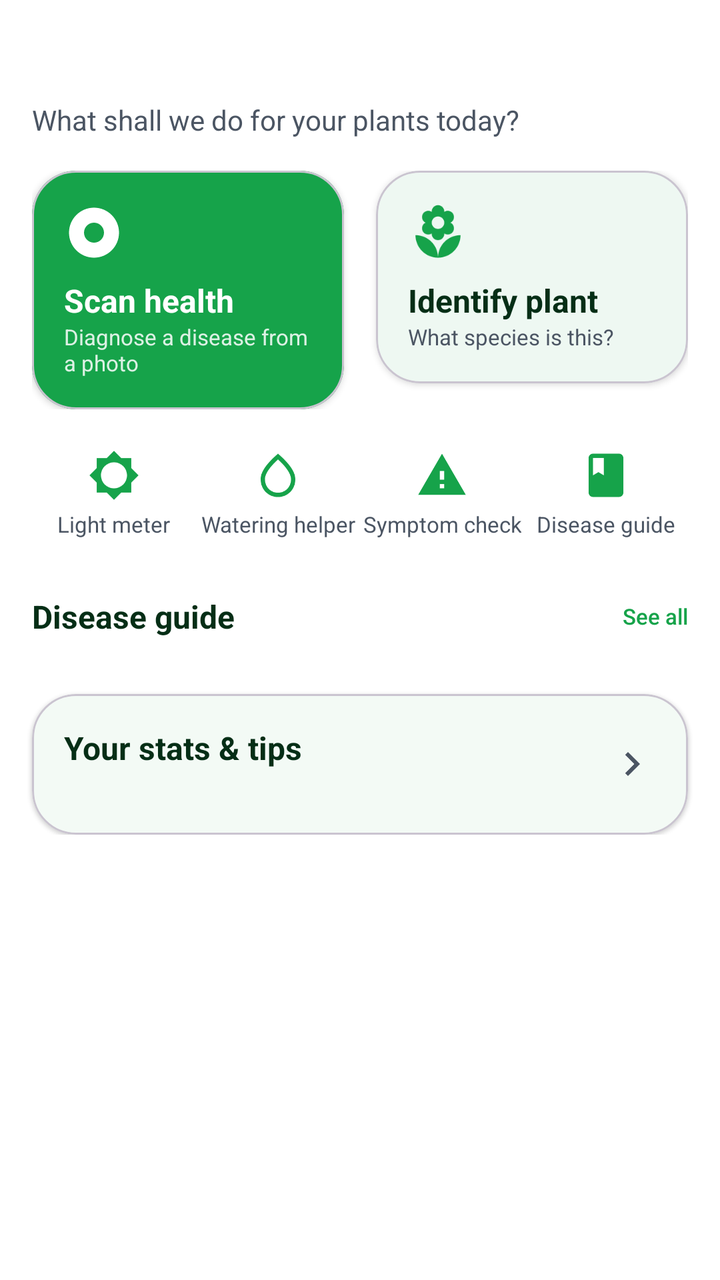
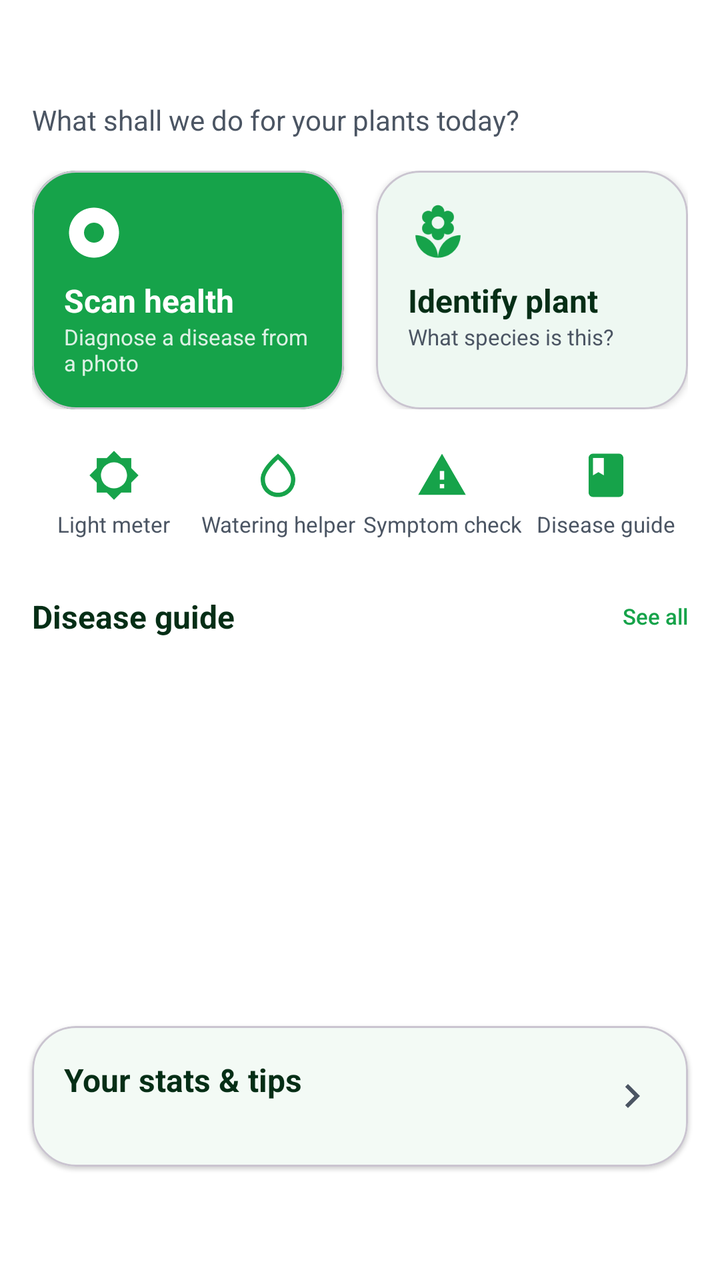

Compare the two renders of this Android layout. The source of the first and the diff that turns it into the second are given below.
<!-- AndroidManifest.xml: application theme Theme.PlantDiseases -->
<!-- res/layout/fragment_home.xml -->
<?xml version="1.0" encoding="utf-8"?>
<androidx.core.widget.NestedScrollView xmlns:android="http://schemas.android.com/apk/res/android"
    xmlns:app="http://schemas.android.com/apk/res-auto"
    android:layout_width="match_parent"
    android:layout_height="match_parent"
    android:background="@color/background"
    android:clipToPadding="false">

    <LinearLayout
        android:layout_width="match_parent"
        android:layout_height="wrap_content"
        android:orientation="vertical"
        android:paddingTop="@dimen/space_lg"
        android:paddingBottom="@dimen/space_3xl">

        
        <TextView
            android:id="@+id/tv_greeting"
            android:layout_width="match_parent"
            android:layout_height="wrap_content"
            android:paddingHorizontal="@dimen/space_lg"
            android:fontFamily="sans-serif-medium"
            android:textColor="@color/on_surface"
            android:textSize="@dimen/text_headline" />

        <TextView
            android:id="@+id/tv_greeting_sub"
            android:layout_width="match_parent"
            android:layout_height="wrap_content"
            android:layout_marginTop="2dp"
            android:paddingHorizontal="@dimen/space_lg"
            android:text="@string/home_subtitle"
            android:textColor="@color/on_surface_secondary"
            android:textSize="@dimen/text_body" />

        
        <LinearLayout
            android:layout_width="match_parent"
            android:layout_height="wrap_content"
            android:layout_marginTop="@dimen/space_lg"
            android:orientation="horizontal"
            android:paddingHorizontal="@dimen/space_lg">

            <com.google.android.material.card.MaterialCardView
                android:id="@+id/card_scan"
                android:layout_width="0dp"
                android:layout_height="wrap_content"
                android:layout_weight="1"
                android:layout_marginEnd="@dimen/space_sm"
                android:clickable="true"
                android:focusable="true"
                app:cardBackgroundColor="@color/primary"
                app:cardCornerRadius="@dimen/radius_lg"
                app:cardElevation="2dp">

                <LinearLayout
                    android:layout_width="match_parent"
                    android:layout_height="wrap_content"
                    android:orientation="vertical"
                    android:padding="@dimen/space_lg">

                    <ImageView
                        android:layout_width="30dp"
                        android:layout_height="30dp"
                        android:src="@drawable/ic_scan"
                        app:tint="@android:color/white"
                        android:contentDescription="@string/home_scan_title" />

                    <TextView
                        android:layout_width="match_parent"
                        android:layout_height="wrap_content"
                        android:layout_marginTop="@dimen/space_sm"
                        android:text="@string/home_scan_title"
                        android:textColor="@android:color/white"
                        android:textStyle="bold"
                        android:textSize="@dimen/text_title_sm" />

                    <TextView
                        android:layout_width="match_parent"
                        android:layout_height="wrap_content"
                        android:text="@string/home_scan_sub"
                        android:textColor="#D9FFFFFF"
                        android:textSize="@dimen/text_caption" />
                </LinearLayout>
            </com.google.android.material.card.MaterialCardView>

            <com.google.android.material.card.MaterialCardView
                android:id="@+id/card_identify"
                android:layout_width="0dp"
                android:layout_height="wrap_content"
                android:layout_weight="1"
                android:layout_marginStart="@dimen/space_sm"
                android:clickable="true"
                android:focusable="true"
                app:cardBackgroundColor="@color/surface"
                app:cardCornerRadius="@dimen/radius_lg"
                app:cardElevation="2dp">

                <LinearLayout
                    android:layout_width="match_parent"
                    android:layout_height="wrap_content"
                    android:orientation="vertical"
                    android:padding="@dimen/space_lg">

                    <ImageView
                        android:layout_width="30dp"
                        android:layout_height="30dp"
                        android:src="@drawable/ic_plant_placeholder"
                        app:tint="@color/primary"
                        android:contentDescription="@string/home_identify_title" />

                    <TextView
                        android:layout_width="match_parent"
                        android:layout_height="wrap_content"
                        android:layout_marginTop="@dimen/space_sm"
                        android:text="@string/home_identify_title"
                        android:textColor="@color/on_surface"
                        android:textStyle="bold"
                        android:textSize="@dimen/text_title_sm" />

                    <TextView
                        android:layout_width="match_parent"
                        android:layout_height="wrap_content"
                        android:text="@string/home_identify_sub"
                        android:textColor="@color/on_surface_secondary"
                        android:textSize="@dimen/text_caption" />
                </LinearLayout>
            </com.google.android.material.card.MaterialCardView>
        </LinearLayout>

        
        <LinearLayout
            android:layout_width="match_parent"
            android:layout_height="wrap_content"
            android:layout_marginTop="@dimen/space_md"
            android:orientation="horizontal"
            android:paddingHorizontal="@dimen/space_lg">

            <LinearLayout
                android:id="@+id/tile_light"
                style="@style/HomeToolTile">

                <ImageView style="@style/HomeToolTileIcon" android:src="@drawable/ic_light" />

                <TextView style="@style/HomeToolTileLabel" android:text="@string/home_tool_light" />
            </LinearLayout>

            <LinearLayout
                android:id="@+id/tile_water"
                style="@style/HomeToolTile">

                <ImageView style="@style/HomeToolTileIcon" android:src="@drawable/ic_watering" />

                <TextView style="@style/HomeToolTileLabel" android:text="@string/home_tool_water" />
            </LinearLayout>

            <LinearLayout
                android:id="@+id/tile_symptom"
                style="@style/HomeToolTile">

                <ImageView style="@style/HomeToolTileIcon" android:src="@drawable/ic_disease" />

                <TextView style="@style/HomeToolTileLabel" android:text="@string/home_tool_symptom" />
            </LinearLayout>

            <LinearLayout
                android:id="@+id/tile_guide"
                style="@style/HomeToolTile">

                <ImageView style="@style/HomeToolTileIcon" android:src="@drawable/ic_guide" />

                <TextView style="@style/HomeToolTileLabel" android:text="@string/home_tool_guide" />
            </LinearLayout>
        </LinearLayout>

        
        <LinearLayout
            android:id="@+id/section_species"
            android:layout_width="match_parent"
            android:layout_height="wrap_content"
            android:layout_marginTop="@dimen/space_xl"
            android:orientation="vertical"
            android:visibility="gone">

            <LinearLayout
                android:layout_width="match_parent"
                android:layout_height="wrap_content"
                android:gravity="center_vertical"
                android:orientation="horizontal"
                android:paddingHorizontal="@dimen/space_lg">

                <TextView
                    android:layout_width="0dp"
                    android:layout_height="wrap_content"
                    android:layout_weight="1"
                    android:text="@string/home_trending"
                    android:textColor="@color/on_surface"
                    android:textSize="@dimen/text_title_sm"
                    android:textStyle="bold" />

                <TextView
                    android:id="@+id/tv_trending_scope"
                    android:layout_width="wrap_content"
                    android:layout_height="wrap_content"
                    android:textColor="@color/on_surface_secondary"
                    android:textSize="@dimen/text_caption" />
            </LinearLayout>

            <androidx.recyclerview.widget.RecyclerView
                android:id="@+id/rv_species"
                android:layout_width="match_parent"
                android:layout_height="wrap_content"
                android:layout_marginTop="@dimen/space_sm"
                android:clipToPadding="false"
                android:orientation="horizontal"
                android:paddingHorizontal="@dimen/space_lg" />
        </LinearLayout>

        
        <LinearLayout
            android:id="@+id/section_popular"
            android:layout_width="match_parent"
            android:layout_height="wrap_content"
            android:layout_marginTop="@dimen/space_xl"
            android:orientation="vertical"
            android:visibility="gone">

            <TextView
                android:layout_width="match_parent"
                android:layout_height="wrap_content"
                android:paddingHorizontal="@dimen/space_lg"
                android:text="@string/home_popular_diseases"
                android:textColor="@color/on_surface"
                android:textSize="@dimen/text_title_sm"
                android:textStyle="bold" />

            <androidx.recyclerview.widget.RecyclerView
                android:id="@+id/rv_popular"
                android:layout_width="match_parent"
                android:layout_height="wrap_content"
                android:layout_marginTop="@dimen/space_sm"
                android:clipToPadding="false"
                android:orientation="horizontal"
                android:paddingHorizontal="@dimen/space_lg" />
        </LinearLayout>

        
        <LinearLayout
            android:layout_width="match_parent"
            android:layout_height="wrap_content"
            android:layout_marginTop="@dimen/space_xl"
            android:orientation="vertical">

            <LinearLayout
                android:layout_width="match_parent"
                android:layout_height="wrap_content"
                android:gravity="center_vertical"
                android:orientation="horizontal"
                android:paddingHorizontal="@dimen/space_lg">

                <TextView
                    android:layout_width="0dp"
                    android:layout_height="wrap_content"
                    android:layout_weight="1"
                    android:text="@string/home_disease_guide"
                    android:textColor="@color/on_surface"
                    android:textSize="@dimen/text_title_sm"
                    android:textStyle="bold" />

                <TextView
                    android:id="@+id/tv_guide_all"
                    android:layout_width="wrap_content"
                    android:layout_height="wrap_content"
                    android:text="@string/home_see_all"
                    android:textColor="@color/primary"
                    android:textSize="@dimen/text_caption"
                    android:fontFamily="sans-serif-medium" />
            </LinearLayout>

            <androidx.recyclerview.widget.RecyclerView
                android:id="@+id/rv_guide"
                android:layout_width="match_parent"
                android:layout_height="wrap_content"
                android:layout_marginTop="@dimen/space_sm"
                android:clipToPadding="false"
                android:orientation="horizontal"
                android:paddingHorizontal="@dimen/space_lg" />
        </LinearLayout>

        
        <com.google.android.material.card.MaterialCardView
            android:id="@+id/card_stats"
            android:layout_width="match_parent"
            android:layout_height="wrap_content"
            android:layout_marginTop="@dimen/space_xl"
            android:layout_marginHorizontal="@dimen/space_lg"
            android:clickable="true"
            android:focusable="true"
            app:cardBackgroundColor="@color/surface"
            app:cardCornerRadius="@dimen/radius_lg"
            app:cardElevation="1dp">

            <LinearLayout
                android:layout_width="match_parent"
                android:layout_height="wrap_content"
                android:gravity="center_vertical"
                android:orientation="horizontal"
                android:padding="@dimen/space_lg">

                <LinearLayout
                    android:layout_width="0dp"
                    android:layout_height="wrap_content"
                    android:layout_weight="1"
                    android:orientation="vertical">

                    <TextView
                        android:layout_width="match_parent"
                        android:layout_height="wrap_content"
                        android:text="@string/home_stats_title"
                        android:textColor="@color/on_surface"
                        android:textSize="@dimen/text_title_sm"
                        android:textStyle="bold" />

                    <TextView
                        android:id="@+id/tv_stats_summary"
                        android:layout_width="match_parent"
                        android:layout_height="wrap_content"
                        android:layout_marginTop="2dp"
                        android:textColor="@color/on_surface_secondary"
                        android:textSize="@dimen/text_caption" />
                </LinearLayout>

                <ImageView
                    android:layout_width="24dp"
                    android:layout_height="24dp"
                    android:src="@drawable/ic_chevron_right"
                    app:tint="@color/on_surface_secondary"
                    android:contentDescription="@string/home_stats_title" />
            </LinearLayout>
        </com.google.android.material.card.MaterialCardView>

    </LinearLayout>
</androidx.core.widget.NestedScrollView>
<!-- resources referenced by this layout -->
<resources>
  <color name="background">#FFFFFF</color>
  <color name="on_surface">#052E16</color>
  <color name="on_surface_secondary">#4B5563</color>
  <color name="primary">#16A34A</color>
  <color name="surface">#FFFFFF</color>
  <dimen name="radius_lg">22dp</dimen>
  <dimen name="space_3xl">32dp</dimen>
  <dimen name="space_lg">16dp</dimen>
  <dimen name="space_md">12dp</dimen>
  <dimen name="space_sm">8dp</dimen>
  <dimen name="space_xl">20dp</dimen>
  <dimen name="text_body">14sp</dimen>
  <dimen name="text_caption">11sp</dimen>
  <dimen name="text_headline">24sp</dimen>
  <dimen name="text_title_sm">16sp</dimen>
  <!-- drawable ic_chevron_right (drawable) -->
  <vector xmlns:android="http://schemas.android.com/apk/res/android" android:width="24dp" android:height="24dp" android:viewportWidth="24" android:viewportHeight="24">
      <path android:fillColor="#000000" android:pathData="M10,6L8.59,7.41 13.17,12l-4.58,4.59L10,18l6,-6z"/>
  </vector>
  <!-- drawable ic_disease (drawable) -->
  <vector xmlns:android="http://schemas.android.com/apk/res/android" android:width="24dp" android:height="24dp" android:viewportWidth="24" android:viewportHeight="24">
      <path android:fillColor="#E53935" android:pathData="M1,21h22L12,2 1,21zM13,18h-2v-2h2v2zM13,14h-2v-4h2v4z"/>
  </vector>
  <!-- drawable ic_guide (drawable) -->
  <vector xmlns:android="http://schemas.android.com/apk/res/android" android:width="24dp" android:height="24dp" android:viewportWidth="24" android:viewportHeight="24">
      <path android:fillColor="#000000" android:pathData="M18,2H6c-1.1,0 -2,0.9 -2,2v16c0,1.1 0.9,2 2,2h12c1.1,0 2,-0.9 2,-2V4c0,-1.1 -0.9,-2 -2,-2zM6,4h5v8l-2.5,-1.5L6,12V4z"/>
  </vector>
  <!-- drawable ic_scan (drawable) -->
  <vector xmlns:android="http://schemas.android.com/apk/res/android" android:width="24dp" android:height="24dp" android:viewportWidth="24" android:viewportHeight="24">
      <path android:fillColor="#FFFFFF" android:pathData="M12,2C6.48,2 2,6.48 2,12s4.48,10 10,10 10,-4.48 10,-10S17.52,2 12,2zM12,16c-2.21,0 -4,-1.79 -4,-4s1.79,-4 4,-4 4,1.79 4,4 -1.79,4 -4,4z"/>
  </vector>
  <string name="home_disease_guide">Disease guide</string>
  <string name="home_identify_sub">What species is this?</string>
  <string name="home_identify_title">Identify plant</string>
  <string name="home_popular_diseases">Popular diseases</string>
  <string name="home_scan_sub">Diagnose a disease from a photo</string>
  <string name="home_scan_title">Scan health</string>
  <string name="home_see_all">See all</string>
  <string name="home_stats_title">Your stats &amp; tips</string>
  <string name="home_subtitle">What shall we do for your plants today?</string>
  <string name="home_tool_guide">Disease guide</string>
  <string name="home_tool_light">Light meter</string>
  <string name="home_tool_symptom">Symptom check</string>
  <string name="home_tool_water">Watering helper</string>
  <string name="home_trending">Trending nearby</string>
  <style name="HomeToolTileIcon">
          <item name="android:layout_width">26dp</item>
          <item name="android:layout_height">26dp</item>
          <item name="android:tint">@color/primary</item>
      </style>
  <color name="primary_dark">#15803D</color>
  <color name="on_primary">#FFFFFF</color>
  <color name="primary_light">#DCFCE7</color>
  <color name="secondary">#4ADE80</color>
  <color name="on_secondary">#052E16</color>
  <color name="surface_variant">#F0FDF4</color>
  <color name="surface_container_low">#F4FBF6</color>
  <color name="surface_container">#ECF7F0</color>
  <style name="ShapeAppearance.App.Button" parent="ShapeAppearance.Material3.Corner.Large">
          <item name="cornerSize">24dp</item>
      </style>
  <dimen name="space_2xl">24dp</dimen>
  <!-- unchanged entries left out for length: 9 -->
</resources>

<!-- the commit's change to res/layout/fragment_home.xml (unified diff, before → after) -->
@@ -4,7 +4,8 @@
     android:layout_width="match_parent"
     android:layout_height="match_parent"
     android:background="@color/background"
-    android:clipToPadding="false">
+    android:clipToPadding="false"
+    android:fillViewport="true">
 
     <LinearLayout
         android:layout_width="match_parent"
@@ -41,10 +42,11 @@
             android:orientation="horizontal"
             android:paddingHorizontal="@dimen/space_lg">
 
+            
             <com.google.android.material.card.MaterialCardView
                 android:id="@+id/card_scan"
                 android:layout_width="0dp"
-                android:layout_height="wrap_content"
+                android:layout_height="match_parent"
                 android:layout_weight="1"
                 android:layout_marginEnd="@dimen/space_sm"
                 android:clickable="true"
@@ -87,7 +89,7 @@
             <com.google.android.material.card.MaterialCardView
                 android:id="@+id/card_identify"
                 android:layout_width="0dp"
-                android:layout_height="wrap_content"
+                android:layout_height="match_parent"
                 android:layout_weight="1"
                 android:layout_marginStart="@dimen/space_sm"
                 android:clickable="true"
@@ -190,6 +192,7 @@
                 android:paddingHorizontal="@dimen/space_lg">
 
                 <TextView
+                    android:id="@+id/tv_species_title"
                     android:layout_width="0dp"
                     android:layout_height="wrap_content"
                     android:layout_weight="1"
@@ -209,9 +212,10 @@
             <androidx.recyclerview.widget.RecyclerView
                 android:id="@+id/rv_species"
                 android:layout_width="match_parent"
-                android:layout_height="wrap_content"
+                android:layout_height="184dp"
                 android:layout_marginTop="@dimen/space_sm"
                 android:clipToPadding="false"
+                android:nestedScrollingEnabled="false"
                 android:orientation="horizontal"
                 android:paddingHorizontal="@dimen/space_lg" />
         </LinearLayout>
@@ -237,9 +241,10 @@
             <androidx.recyclerview.widget.RecyclerView
                 android:id="@+id/rv_popular"
                 android:layout_width="match_parent"
-                android:layout_height="wrap_content"
+                android:layout_height="166dp"
                 android:layout_marginTop="@dimen/space_sm"
                 android:clipToPadding="false"
+                android:nestedScrollingEnabled="false"
                 android:orientation="horizontal"
                 android:paddingHorizontal="@dimen/space_lg" />
         </LinearLayout>
@@ -280,9 +285,10 @@
             <androidx.recyclerview.widget.RecyclerView
                 android:id="@+id/rv_guide"
                 android:layout_width="match_parent"
-                android:layout_height="wrap_content"
+                android:layout_height="166dp"
                 android:layout_marginTop="@dimen/space_sm"
                 android:clipToPadding="false"
+                android:nestedScrollingEnabled="false"
                 android:orientation="horizontal"
                 android:paddingHorizontal="@dimen/space_lg" />
         </LinearLayout>
